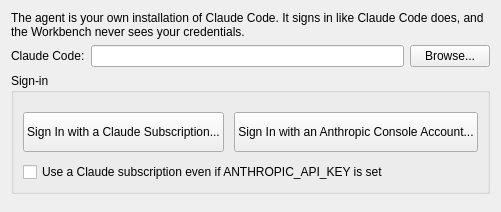
This is Plugins/org.mitk.gui.qt.agent/src/internal/QmitkAgentPreferencePage.ui in MITK/MITK as Qt 5 draws it before an edit. The edited form follows.
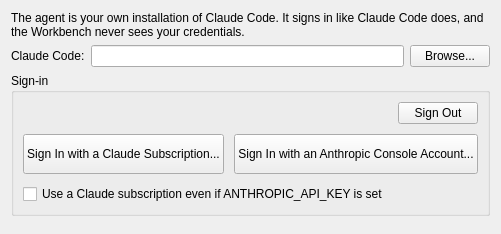
This is the edited form. Custom widgets are drawn as their Qt base class.

Commit message:
Sign Claude Code out on the Agent preferences
The preference page signs Claude Code in without a terminal but could
not sign it out, so on a shared workstation the next user worked on the
first one's account. Sign Out runs "claude auth logout" with the same
settings as the sign-in, for a Claude subscription or a Console
account. The activator's signal, now ClaudeCodeAccountChanged, makes an
open Agent view check the account again and end its process.

```diff
--- a/Plugins/org.mitk.gui.qt.agent/src/internal/QmitkAgentPreferencePage.ui
+++ b/Plugins/org.mitk.gui.qt.agent/src/internal/QmitkAgentPreferencePage.ui
@@ -48,7 +48,24 @@
        <number>10</number>
       </property>
       <item>
-       <widget class="QmitkInfoCard" name="statusCard"/>
+       <layout class="QHBoxLayout" name="statusLayout" stretch="1,0">
+        <property name="spacing">
+         <number>10</number>
+        </property>
+        <item>
+         <widget class="QmitkInfoCard" name="statusCard"/>
+        </item>
+        <item>
+         <widget class="QPushButton" name="signOutButton">
+          <property name="toolTip">
+           <string>Signs Claude Code out of its Claude subscription or Anthropic Console account. An API key in the environment stays.</string>
+          </property>
+          <property name="text">
+           <string>Sign Out</string>
+          </property>
+         </widget>
+        </item>
+       </layout>
       </item>
       <item>
        <layout class="QHBoxLayout" name="buttonsLayout" stretch="1,1">
```
The commit also changes 4 other files.
